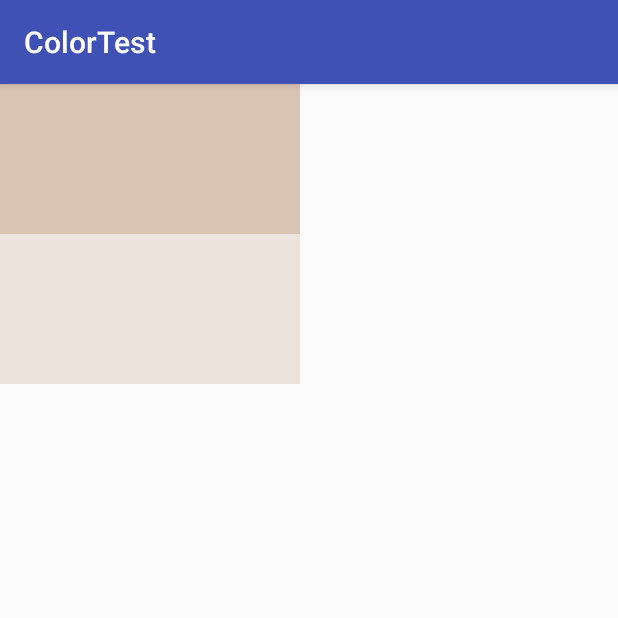
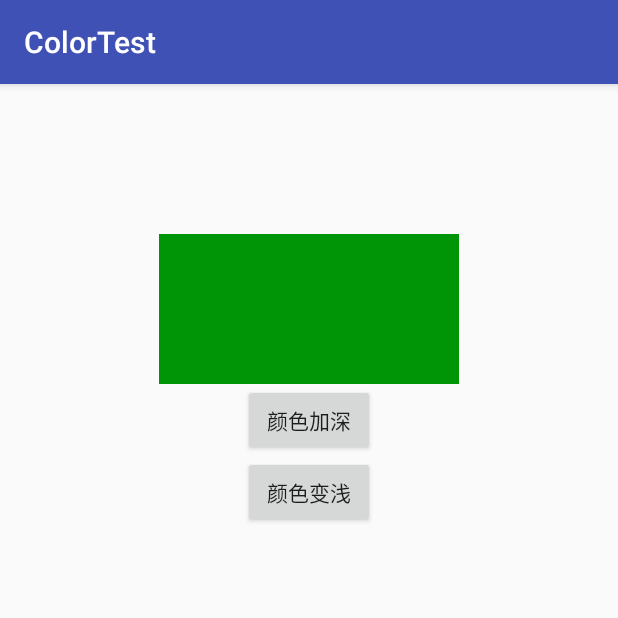
Before and after one commit to msmtmsmt123/ColorUtils, an Android app: the screen it shows after launch (MainActivity), on a phone screen of 412 x 824 dp, the top half of it. Run offline under Robolectric (Android 15) with nearby library versions, the phone set to English and light mode, and no system bars.

Commit message:
添加Simple

```diff
--- a/app/src/main/java/com/example/god/colortest/MainActivity.java
+++ b/app/src/main/java/com/example/god/colortest/MainActivity.java
@@ -2,29 +2,41 @@ package com.example.god.colortest;
 
 import android.os.Bundle;
 import android.support.v7.app.AppCompatActivity;
+import android.view.View;
+import android.widget.Button;
 import android.widget.TextView;
 
 import com.example.colorutils.GodUtils;
 
-public class MainActivity extends AppCompatActivity {
+public class MainActivity extends AppCompatActivity implements View.OnClickListener {
+
+    private TextView text;
+    private int backColor;
 
     @Override
     protected void onCreate(Bundle savedInstanceState) {
         super.onCreate(savedInstanceState);
         setContentView(R.layout.activity_main);
-        TextView text1 = (TextView)findViewById(R.id.colorText1);
-        TextView text2 = (TextView)findViewById(R.id.colorText2);
-        TextView text3 = (TextView)findViewById(R.id.colorText3);
-        String color = "55955522";
+        text = (TextView)findViewById(R.id.colorText1);
+        backColor = GodUtils.StringTransInt("ff009507");
+        text.setBackgroundColor(backColor);
+        Button dark = (Button)findViewById(R.id.darkButton);
+        Button light = (Button)findViewById(R.id.lightButton);
+        dark.setOnClickListener(this);
+        light.setOnClickListener(this);
+    }
 
-        int i = GodUtils.StringTransInt(color);
-        int i1 = GodUtils.LightAlpha(i,50);
-        text1.setBackgroundColor(i);
-        text2.setBackgroundColor(i1);
+    @Override
+    public void onClick(View v) {
+        switch (v.getId()) {
+            case R.id.darkButton:
+                text.setBackgroundColor(GodUtils.TranslateDark(backColor,30));
+                break;
+            case R.id.lightButton:
+                text.setBackgroundColor(GodUtils.TranslateLight(backColor,30));
+                break;
 
-
-
-
+        }
 
     }
 }
--- a/app/src/main/res/layout/activity_main.xml
+++ b/app/src/main/res/layout/activity_main.xml
@@ -1,5 +1,6 @@
 <?xml version="1.0" encoding="utf-8"?>
-<LinearLayout xmlns:android="http://schemas.android.com/apk/res/android"
+<RelativeLayout
+    xmlns:android="http://schemas.android.com/apk/res/android"
     xmlns:app="http://schemas.android.com/apk/res-auto"
     xmlns:tools="http://schemas.android.com/tools"
     android:layout_width="match_parent"
@@ -15,29 +16,26 @@
             android:id="@+id/colorText1"
             android:layout_width="200dp"
             android:layout_height="100dp"
-
+            android:layout_gravity="center"
+            android:layout_marginTop="100dp"
             app:layout_constraintBottom_toBottomOf="parent"
             app:layout_constraintLeft_toLeftOf="parent"
             app:layout_constraintRight_toRightOf="parent"
             app:layout_constraintTop_toTopOf="parent" />
+        <Button
+            android:id="@+id/darkButton"
+            android:layout_width="wrap_content"
+            android:layout_height="wrap_content"
+            android:layout_gravity="center"
+            android:text="颜色加深"/>
+        <Button
+            android:id="@+id/lightButton"
+            android:layout_width="wrap_content"
+            android:layout_height="wrap_content"
+            android:layout_gravity="center"
+            android:text="颜色变浅"/>
 
-        <TextView
-            android:id="@+id/colorText2"
-            android:layout_width="200dp"
-            android:layout_height="100dp"
-            app:layout_constraintBottom_toBottomOf="parent"
-            app:layout_constraintLeft_toLeftOf="parent"
-            app:layout_constraintRight_toRightOf="parent"
-            app:layout_constraintTop_toTopOf="parent" />
 
-        <TextView
-            android:id="@+id/colorText3"
-            android:layout_width="200dp"
-            android:layout_height="100dp"
-            app:layout_constraintBottom_toBottomOf="parent"
-            app:layout_constraintLeft_toLeftOf="parent"
-            app:layout_constraintRight_toRightOf="parent"
-            app:layout_constraintTop_toTopOf="parent" />
     </LinearLayout>
 
-</LinearLayout>
+</RelativeLayout>
```
